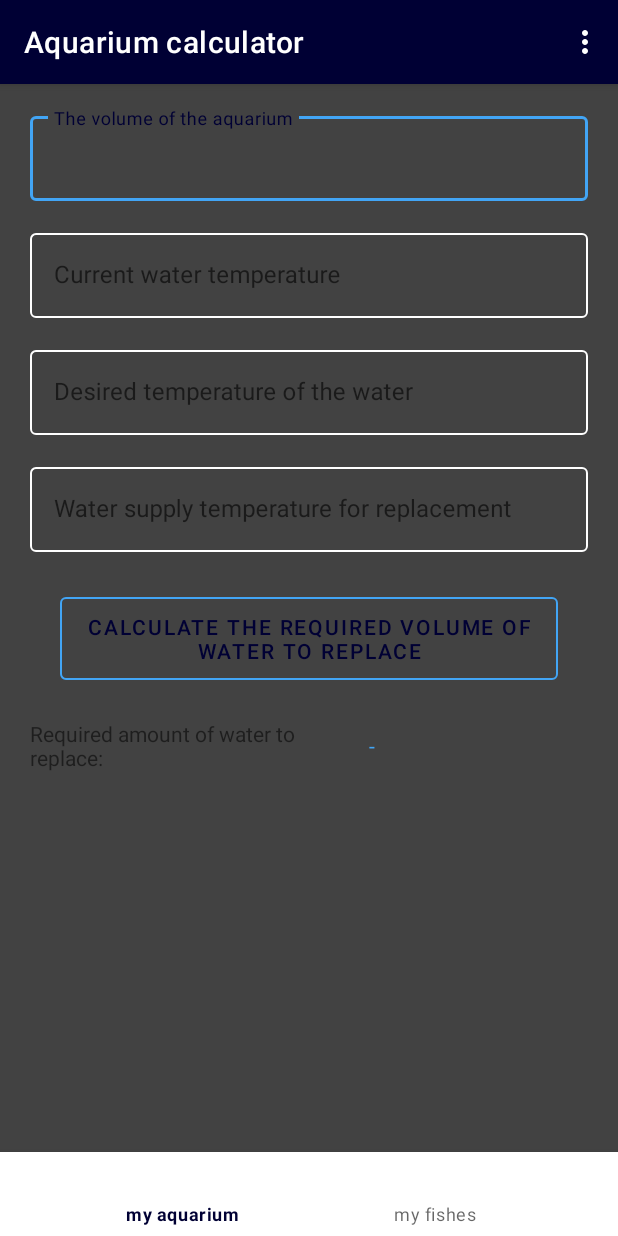
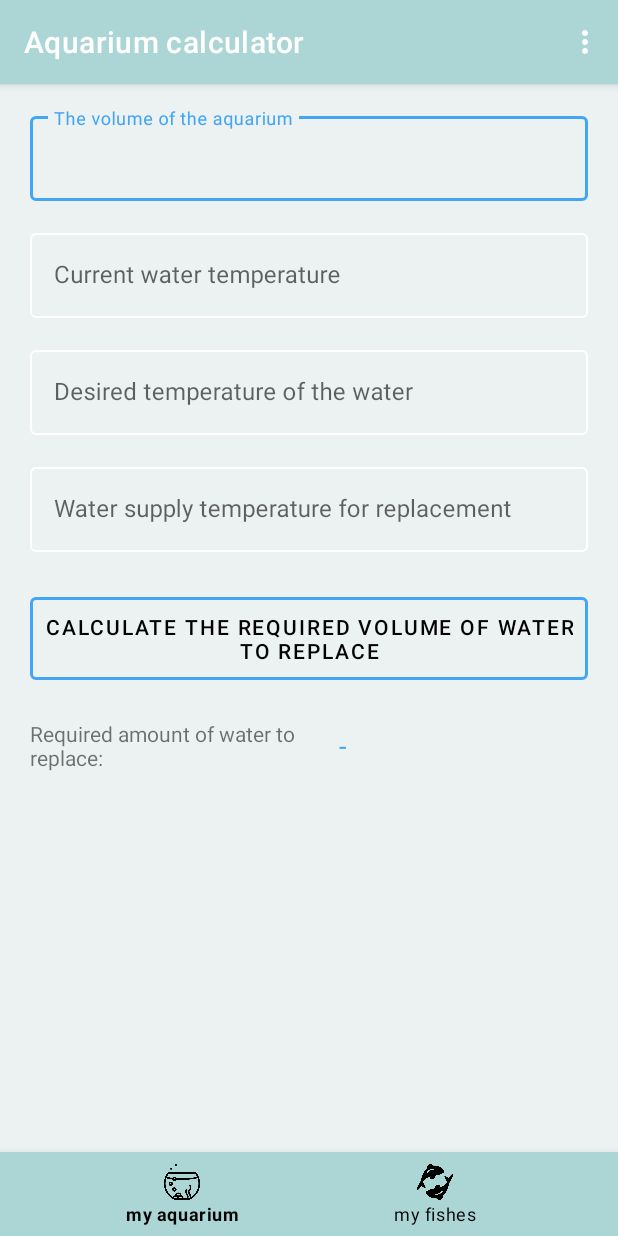
Before and after one commit to VolodyaRybakov/Test_app, an Android app: the screen it shows after launch (MainActivity), on a phone screen of 412 x 824 dp. Run offline under Robolectric (Android 15) with nearby library versions, the phone set to English and light mode, and no system bars; our stand-ins replace ButterKnife, navigation-ui; libraries missing offline, so code that uses them is left out: moxy.presenter; 1 statement that could not run was skipped.

Commit message:
update design of calculator page

```diff
--- a/testapplication/src/main/java/com/example/testapplication/FishAdapter.java
+++ b/testapplication/src/main/java/com/example/testapplication/FishAdapter.java
@@ -6,9 +6,11 @@ import android.view.View;
 import android.view.ViewGroup;
 import android.widget.AdapterView;
 import android.widget.Button;
+import android.widget.ImageButton;
 import android.widget.TextView;
 
 import androidx.annotation.NonNull;
+import androidx.appcompat.widget.AppCompatImageButton;
 import androidx.constraintlayout.widget.ConstraintLayout;
 import androidx.recyclerview.widget.RecyclerView;
 
@@ -68,7 +70,7 @@ public class FishAdapter extends RecyclerView.Adapter<FishAdapter.FishViewHolder
         @BindView(R.id.main_layout)
         ConstraintLayout mainLayout;
         @BindView(R.id.deleteButton)
-        Button mDeleteButton;
+        AppCompatImageButton mDeleteButton;
 
 
         public FishViewHolder(View view) {
--- a/testapplication/src/main/res/layout-land/calculate_water_fragment.xml
+++ b/testapplication/src/main/res/layout-land/calculate_water_fragment.xml
@@ -19,6 +19,7 @@
             android:layout_height="wrap_content"
             android:layout_marginEnd="4dp"
             style="@style/Widget.MaterialComponents.TextInputLayout.OutlinedBox"
+            app:hintTextColor="@color/accent"
             app:boxStrokeColor="@color/accent"
             android:layout_weight="1"
             android:hint="@string/aquarium_value"
@@ -41,6 +42,7 @@
             android:layout_width="0dp"
             android:layout_height="wrap_content"
             style="@style/Widget.MaterialComponents.TextInputLayout.OutlinedBox"
+            app:hintTextColor="@color/accent"
             app:boxStrokeColor="@color/accent"
             android:layout_marginStart="4dp"
             android:layout_weight="1"
@@ -65,6 +67,7 @@
             android:layout_height="wrap_content"
             android:layout_marginTop="8dp"
             style="@style/Widget.MaterialComponents.TextInputLayout.OutlinedBox"
+            app:hintTextColor="@color/accent"
             app:boxStrokeColor="@color/accent"
             android:layout_marginEnd="4dp"
             android:layout_weight="1"
@@ -110,13 +113,14 @@
             style="@style/Widget.MaterialComponents.Button.OutlinedButton"
             android:padding="10dp"
             android:id="@+id/btCount"
+            android:textColor="@color/primaryTextColor"
             android:textSize="14sp"
             android:layout_width="match_parent"
-            app:strokeColor="@color/accent"
+            app:hintTextColor="@color/accent"
+            app:boxStrokeColor="@color/accent"
+            app:strokeWidth="2dp"
             android:layout_height="wrap_content"
-            android:layout_marginStart="20dp"
             android:layout_marginTop="24dp"
-            android:layout_marginEnd="20dp"
             android:text="@string/calculate_water_value"
             app:layout_constraintEnd_toEndOf="parent"
             app:layout_constraintStart_toStartOf="parent"
@@ -139,6 +143,7 @@
             android:layout_height="wrap_content"
             android:layout_marginStart="10dp"
             android:layout_marginLeft="10dp"
+            android:textSize="18sp"
             android:text="-"
             app:layout_constraintBottom_toBottomOf="@+id/textView2"
             app:layout_constraintEnd_toEndOf="parent"
--- a/testapplication/src/main/res/layout/activity_main.xml
+++ b/testapplication/src/main/res/layout/activity_main.xml
@@ -25,16 +25,17 @@
     <com.google.android.material.bottomnavigation.BottomNavigationView
         android:id="@+id/bottomNavigationView"
         android:layout_width="0dp"
+        style="@style/Widget.MaterialComponents.BottomNavigationView.Colored"
         android:layout_height="wrap_content"
         android:layout_marginStart="0dp"
         android:layout_marginEnd="0dp"
-        app:itemIconTint="#ffffff"
-        android:background="?android:attr/windowBackground"
+        app:itemTextColor="#000"
+        app:itemIconTint="#000"
         app:layout_constraintBottom_toBottomOf="parent"
         app:layout_constraintLeft_toLeftOf="parent"
         app:layout_constraintRight_toRightOf="parent"
         app:menu="@menu/bottom_nav_menu"
-        app:itemRippleColor="@color/primaryDarkColor"/>
+        app:itemRippleColor="#c0ccc9"/>
 
     <fragment
         android:id="@+id/nav_host_fragment"
--- a/testapplication/src/main/res/layout/calculate_water_fragment.xml
+++ b/testapplication/src/main/res/layout/calculate_water_fragment.xml
@@ -19,6 +19,7 @@
             android:layout_height="wrap_content"
             android:hint="@string/aquarium_value"
             app:layout_constraintEnd_toEndOf="parent"
+            app:hintTextColor="@color/accent"
             app:boxStrokeColor="@color/accent"
             style="@style/Widget.MaterialComponents.TextInputLayout.OutlinedBox"
             app:layout_constraintStart_toStartOf="parent"
@@ -43,6 +44,7 @@
             android:hint="@string/aquarium_temperature"
             style="@style/Widget.MaterialComponents.TextInputLayout.OutlinedBox"
             app:layout_constraintEnd_toEndOf="parent"
+            app:hintTextColor="@color/accent"
             app:layout_constraintStart_toStartOf="parent"
             app:layout_constraintTop_toBottomOf="@+id/еаAquariumValue">
 
@@ -63,6 +65,7 @@
             android:layout_marginTop="16dp"
             android:hint="@string/wish_temperature"
             app:layout_constraintEnd_toEndOf="parent"
+            app:hintTextColor="@color/accent"
             app:boxStrokeColor="@color/accent"
             style="@style/Widget.MaterialComponents.TextInputLayout.OutlinedBox"
             app:layout_constraintStart_toStartOf="parent"
@@ -86,6 +89,7 @@
             android:hint="@string/have_temperature"
             app:layout_constraintEnd_toEndOf="parent"
             style="@style/Widget.MaterialComponents.TextInputLayout.OutlinedBox"
+            app:hintTextColor="@color/accent"
             app:boxStrokeColor="@color/accent"
             app:layout_constraintStart_toStartOf="parent"
             app:layout_constraintTop_toBottomOf="@+id/tfWishTemperature">
@@ -104,13 +108,13 @@
             style="@style/Widget.MaterialComponents.Button.OutlinedButton"
             android:padding="10dp"
             android:id="@+id/btCount"
+            android:textColor="@color/primaryTextColor"
             android:textSize="14sp"
             android:layout_width="match_parent"
             app:strokeColor="@color/accent"
+            app:strokeWidth="2dp"
             android:layout_height="wrap_content"
-            android:layout_marginStart="20dp"
             android:layout_marginTop="24dp"
-            android:layout_marginEnd="20dp"
             android:text="@string/calculate_water_value"
             app:layout_constraintEnd_toEndOf="parent"
             app:layout_constraintStart_toStartOf="parent"
@@ -134,7 +138,8 @@
             <TextView
                 android:id="@+id/tvAnswer"
                 android:layout_width="0dp"
-                android:layout_weight="0.4"
+                android:layout_weight="0.5"
+                android:textSize="18sp"
                 android:textColor="@color/accent"
                 android:layout_gravity="center"
                 android:layout_height="wrap_content"
--- a/testapplication/src/main/res/values/colors.xml
+++ b/testapplication/src/main/res/values/colors.xml
@@ -1,15 +1,15 @@
 <?xml version="1.0" encoding="utf-8"?>
 <resources xmlns:tools="http://schemas.android.com/tools">
 
-    <color name="primaryColor">#000034</color>
-    <color name="primaryLightColor">#424242</color>
-    <color name="primaryDarkColor">#000034</color>
+    <color name="primaryColor">#acd5d6</color>
+    <color name="primaryLightColor">#ecf1f1</color>
+    <color name="primaryDarkColor">#acd5d6</color>
 
     <color name="accent">#42a5f5</color>
     <color name="secondaryLightColor">#80d6ff</color>
     <color name="secondaryDarkColor">#0077c2</color>
-    <color name="primaryTextColor">#ffffff</color>
-    <color name="secondaryTextColor">#000000</color>
+    <color name="primaryTextColor">#000000</color>
+    <color name="secondaryTextColor">#fff</color>
 
     <color name="icons">#FFFFFF</color>
     <color name="divider">#BDBDBD</color>
```
